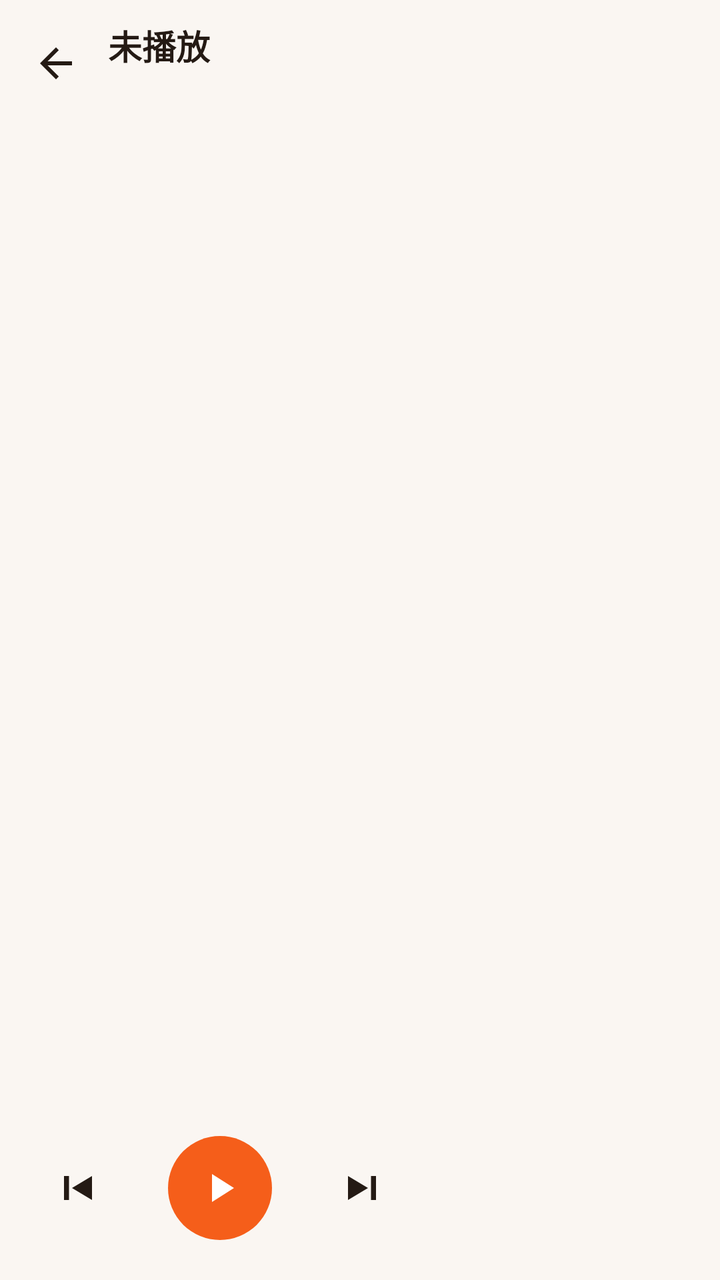
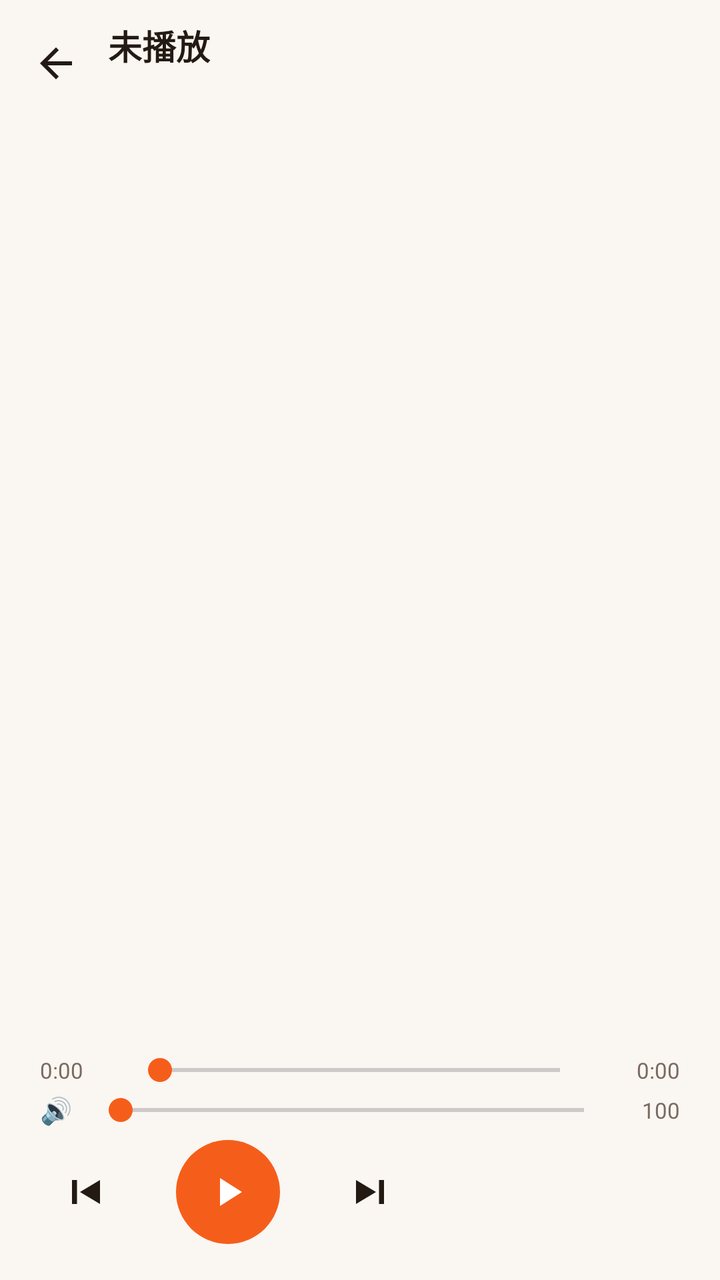

Before-and-after screenshots of an Android layout around one commit, followed by the original layout XML and the change that was made.
<!-- AndroidManifest.xml: application theme AppTheme -->
<!-- res/layout/activity_lyric.xml -->
<?xml version="1.0" encoding="utf-8"?>
<LinearLayout xmlns:android="http://schemas.android.com/apk/res/android"
    xmlns:app="http://schemas.android.com/apk/res-auto"
    android:layout_width="match_parent"
    android:layout_height="match_parent"
    android:orientation="vertical"
    android:background="@color/background">

    
    <LinearLayout
        android:layout_width="match_parent"
        android:layout_height="wrap_content"
        android:orientation="horizontal"
        android:gravity="center_vertical"
        android:paddingStart="8dp"
        android:paddingEnd="12dp"
        android:paddingTop="10dp"
        android:paddingBottom="6dp">
        <ImageButton
            android:id="@+id/lyricBack"
            android:layout_width="40dp"
            android:layout_height="40dp"
            android:background="?attr/selectableItemBackgroundBorderless"
            android:src="@drawable/ic_back"
            android:tint="@color/on_surface"
            android:scaleType="centerInside"
            android:contentDescription="返回"/>
        <LinearLayout
            android:layout_width="0dp"
            android:layout_height="wrap_content"
            android:layout_weight="1"
            android:orientation="vertical"
            android:paddingStart="6dp">
            <TextView
                android:id="@+id/lyricTitle"
                android:layout_width="match_parent"
                android:layout_height="wrap_content"
                android:text="未播放"
                android:textSize="17sp"
                android:textStyle="bold"
                android:textColor="@color/on_surface"
                android:maxLines="1"
                android:ellipsize="end"/>
            <TextView
                android:id="@+id/lyricArtist"
                android:layout_width="match_parent"
                android:layout_height="wrap_content"
                android:text=""
                android:textSize="12sp"
                android:paddingTop="2dp"
                android:textColor="@color/on_surface_variant"
                android:maxLines="1"
                android:ellipsize="end"/>
        </LinearLayout>
        <TextView
            android:id="@+id/lyricRetry"
            android:layout_width="wrap_content"
            android:layout_height="wrap_content"
            android:text="重试"
            android:textSize="13sp"
            android:textStyle="bold"
            android:textColor="@color/primary"
            android:paddingStart="12dp"
            android:paddingEnd="8dp"
            android:paddingTop="8dp"
            android:paddingBottom="8dp"
            android:visibility="gone"/>
    </LinearLayout>

    <FrameLayout
        android:layout_width="match_parent"
        android:layout_height="0dp"
        android:layout_weight="1">

        
        <androidx.recyclerview.widget.RecyclerView
            android:id="@+id/lyricList"
            android:layout_width="match_parent"
            android:layout_height="match_parent"
            android:clipToPadding="false"
            android:paddingStart="20dp"
            android:paddingEnd="20dp"
            android:paddingTop="24dp"
            android:paddingBottom="24dp"/>

        
        <ScrollView
            android:id="@+id/lyricPlainScroll"
            android:layout_width="match_parent"
            android:layout_height="match_parent"
            android:padding="20dp"
            android:visibility="gone">
            <TextView
                android:id="@+id/lyricPlain"
                android:layout_width="match_parent"
                android:layout_height="wrap_content"
                android:textSize="15sp"
                android:textColor="@color/on_surface_variant"
                android:lineSpacingMultiplier="1.4"/>
        </ScrollView>

        
        <LinearLayout
            android:id="@+id/lyricEmpty"
            android:layout_width="match_parent"
            android:layout_height="match_parent"
            android:orientation="vertical"
            android:gravity="center"
            android:visibility="gone">
            <TextView
                android:layout_width="wrap_content"
                android:layout_height="wrap_content"
                android:text="♪"
                android:textSize="44sp"
                android:textColor="@color/primary"/>
            <TextView
                android:layout_width="wrap_content"
                android:layout_height="wrap_content"
                android:text="暂无歌词"
                android:textSize="17sp"
                android:textStyle="bold"
                android:textColor="@color/on_surface"
                android:paddingTop="8dp"/>
            <TextView
                android:layout_width="wrap_content"
                android:layout_height="wrap_content"
                android:text="联网后点右上「重试」即可获取&#10;下载歌曲时歌词会自动一并保存"
                android:textSize="12sp"
                android:textColor="@color/on_surface_variant"
                android:gravity="center"
                android:lineSpacingMultiplier="1.3"
                android:paddingTop="8dp"/>
        </LinearLayout>
    </FrameLayout>

    
    <LinearLayout
        android:layout_width="match_parent"
        android:layout_height="wrap_content"
        android:orientation="horizontal"
        android:gravity="center_vertical"
        android:paddingStart="16dp"
        android:paddingEnd="16dp"
        android:paddingTop="8dp"
        android:paddingBottom="20dp">
        <ImageButton
            android:id="@+id/lyricPrev"
            android:layout_width="44dp"
            android:layout_height="44dp"
            android:background="?attr/selectableItemBackgroundBorderless"
            android:src="@drawable/ic_prev"
            android:tint="@color/on_surface"
            android:scaleType="centerInside"
            android:contentDescription="上一首"/>
        <ImageButton
            android:id="@+id/lyricPlayPause"
            android:layout_width="52dp"
            android:layout_height="52dp"
            android:layout_marginStart="24dp"
            android:layout_marginEnd="24dp"
            android:background="@drawable/bg_circle_primary"
            android:src="@drawable/ic_play"
            android:tint="@color/on_primary"
            android:scaleType="centerInside"/>
        <ImageButton
            android:id="@+id/lyricNext"
            android:layout_width="44dp"
            android:layout_height="44dp"
            android:background="?attr/selectableItemBackgroundBorderless"
            android:src="@drawable/ic_next"
            android:tint="@color/on_surface"
            android:scaleType="centerInside"
            android:contentDescription="下一首"/>
    </LinearLayout>
</LinearLayout>
<!-- resources referenced by this layout -->
<resources>
  <color name="background">#FAF6F2</color>
  <color name="on_primary">#FFFFFF</color>
  <color name="on_surface">#241A14</color>
  <color name="on_surface_variant">#7A6A60</color>
  <color name="primary">#F55E1A</color>
  <!-- drawable bg_circle_primary (drawable) -->
  <?xml version="1.0" encoding="utf-8"?>
  <shape xmlns:android="http://schemas.android.com/apk/res/android"
      android:shape="oval">
      <solid android:color="@color/primary"/>
  </shape>
  <!-- drawable ic_back (drawable) -->
  <?xml version="1.0" encoding="utf-8"?>
  <vector xmlns:android="http://schemas.android.com/apk/res/android"
      android:width="24dp"
      android:height="24dp"
      android:viewportWidth="24"
      android:viewportHeight="24">
      <path
          android:fillColor="#000000"
          android:pathData="M20 11H7.8l5.6-5.6L12 4l-8 8l8 8l1.4-1.4L7.8 13H20V11z"/>
  </vector>
  <!-- drawable ic_next (drawable) -->
  <?xml version="1.0" encoding="utf-8"?>
  <vector xmlns:android="http://schemas.android.com/apk/res/android"
      android:width="24dp"
      android:height="24dp"
      android:viewportWidth="24"
      android:viewportHeight="24">
      <path
          android:fillColor="#000000"
          android:pathData="M15.5 6H18v12h-2.5V6z"/>
      <path
          android:fillColor="#000000"
          android:pathData="M4 6l10 6L4 18V6z"/>
  </vector>
  <!-- drawable ic_play (drawable) -->
  <vector xmlns:android="http://schemas.android.com/apk/res/android"
      android:width="24dp"
      android:height="24dp"
      android:viewportWidth="24.0"
      android:viewportHeight="24.0">
      <path
          android:fillColor="#FFFFFF"
          android:pathData="M8 5v14l11-7z"/>
  </vector>
  <!-- drawable ic_prev (drawable) -->
  <?xml version="1.0" encoding="utf-8"?>
  <vector xmlns:android="http://schemas.android.com/apk/res/android"
      android:width="24dp"
      android:height="24dp"
      android:viewportWidth="24"
      android:viewportHeight="24">
      <path
          android:fillColor="#000000"
          android:pathData="M6 6h2.5v12H6V6z"/>
      <path
          android:fillColor="#000000"
          android:pathData="M20 6v12l-10-6L20 6z"/>
  </vector>
  <style name="AppTheme" parent="Theme.Material3.DayNight.NoActionBar">
          <item name="colorPrimary">@color/primary</item>
          <item name="colorPrimaryDark">@color/primary_dark</item>
          <item name="colorAccent">@color/primary</item>
          <item name="android:colorBackground">@color/background</item>
          <item name="colorSurface">@color/surface</item>
          <item name="colorOnSurface">@color/on_surface</item>
          <item name="colorOnSurfaceVariant">@color/on_surface_variant</item>
          <item name="android:windowLightStatusBar">true</item>
          <item name="android:statusBarColor">@color/background</item>
          <item name="android:navigationBarColor">@color/background</item>
          <item name="android:fontFamily">sans-serif</item>
      </style>
  <color name="primary_dark">#C93A0D</color>
  <color name="surface">#FFFFFF</color>
</resources>

<!-- the commit's change to res/layout/activity_lyric.xml (unified diff, before → after) -->
@@ -137,39 +137,112 @@
     <LinearLayout
         android:layout_width="match_parent"
         android:layout_height="wrap_content"
-        android:orientation="horizontal"
-        android:gravity="center_vertical"
-        android:paddingStart="16dp"
-        android:paddingEnd="16dp"
-        android:paddingTop="8dp"
-        android:paddingBottom="20dp">
-        <ImageButton
-            android:id="@+id/lyricPrev"
-            android:layout_width="44dp"
-            android:layout_height="44dp"
-            android:background="?attr/selectableItemBackgroundBorderless"
-            android:src="@drawable/ic_prev"
-            android:tint="@color/on_surface"
-            android:scaleType="centerInside"
-            android:contentDescription="上一首"/>
-        <ImageButton
-            android:id="@+id/lyricPlayPause"
-            android:layout_width="52dp"
-            android:layout_height="52dp"
-            android:layout_marginStart="24dp"
-            android:layout_marginEnd="24dp"
-            android:background="@drawable/bg_circle_primary"
-            android:src="@drawable/ic_play"
-            android:tint="@color/on_primary"
-            android:scaleType="centerInside"/>
-        <ImageButton
-            android:id="@+id/lyricNext"
-            android:layout_width="44dp"
-            android:layout_height="44dp"
-            android:background="?attr/selectableItemBackgroundBorderless"
-            android:src="@drawable/ic_next"
-            android:tint="@color/on_surface"
-            android:scaleType="centerInside"
-            android:contentDescription="下一首"/>
+        android:orientation="vertical"
+        android:paddingStart="20dp"
+        android:paddingEnd="20dp"
+        android:paddingTop="6dp"
+        android:paddingBottom="18dp">
+
+        
+        <LinearLayout
+            android:layout_width="match_parent"
+            android:layout_height="wrap_content"
+            android:orientation="horizontal"
+            android:gravity="center_vertical">
+            <TextView
+                android:id="@+id/lyricCurTime"
+                android:layout_width="wrap_content"
+                android:layout_height="wrap_content"
+                android:text="0:00"
+                android:textSize="11sp"
+                android:textColor="@color/on_surface_variant"
+                android:minWidth="36dp"/>
+            <SeekBar
+                android:id="@+id/lyricProgress"
+                android:layout_width="0dp"
+                android:layout_height="wrap_content"
+                android:layout_weight="1"
+                android:layout_marginStart="8dp"
+                android:layout_marginEnd="8dp"
+                android:progressTint="@color/primary"
+                android:thumbTint="@color/primary"/>
+            <TextView
+                android:id="@+id/lyricTotalTime"
+                android:layout_width="wrap_content"
+                android:layout_height="wrap_content"
+                android:text="0:00"
+                android:textSize="11sp"
+                android:textColor="@color/on_surface_variant"
+                android:gravity="end"
+                android:minWidth="36dp"/>
+        </LinearLayout>
+
+        
+        <LinearLayout
+            android:layout_width="match_parent"
+            android:layout_height="wrap_content"
+            android:orientation="horizontal"
+            android:gravity="center_vertical"
+            android:paddingTop="2dp">
+            <TextView
+                android:layout_width="wrap_content"
+                android:layout_height="wrap_content"
+                android:text="🔊"
+                android:textSize="13sp"/>
+            <SeekBar
+                android:id="@+id/lyricVolume"
+                android:layout_width="0dp"
+                android:layout_height="wrap_content"
+                android:layout_weight="1"
+                android:layout_marginStart="8dp"
+                android:max="100"
+                android:progressTint="@color/primary"
+                android:thumbTint="@color/primary"/>
+            <TextView
+                android:id="@+id/lyricVolumeText"
+                android:layout_width="32dp"
+                android:layout_height="wrap_content"
+                android:gravity="end"
+                android:text="100"
+                android:textSize="11sp"
+                android:textColor="@color/on_surface_variant"/>
+        </LinearLayout>
+
+        
+        <LinearLayout
+            android:layout_width="match_parent"
+            android:layout_height="wrap_content"
+            android:orientation="horizontal"
+            android:gravity="center_vertical"
+            android:paddingTop="6dp">
+            <ImageButton
+                android:id="@+id/lyricPrev"
+                android:layout_width="44dp"
+                android:layout_height="44dp"
+                android:background="?attr/selectableItemBackgroundBorderless"
+                android:src="@drawable/ic_prev"
+                android:tint="@color/on_surface"
+                android:scaleType="centerInside"
+                android:contentDescription="上一首"/>
+            <ImageButton
+                android:id="@+id/lyricPlayPause"
+                android:layout_width="52dp"
+                android:layout_height="52dp"
+                android:layout_marginStart="24dp"
+                android:layout_marginEnd="24dp"
+                android:background="@drawable/bg_circle_primary"
+                android:src="@drawable/ic_play"
+                android:tint="@color/on_primary"
+                android:scaleType="centerInside"/>
+            <ImageButton
+                android:id="@+id/lyricNext"
+                android:layout_width="44dp"
+                android:layout_height="44dp"
+                android:background="?attr/selectableItemBackgroundBorderless"
+                android:src="@drawable/ic_next"
+                android:tint="@color/on_surface"
+                android:scaleType="centerInside"
+                android:contentDescription="下一首"/>
+        </LinearLayout>
     </LinearLayout>
 </LinearLayout>
